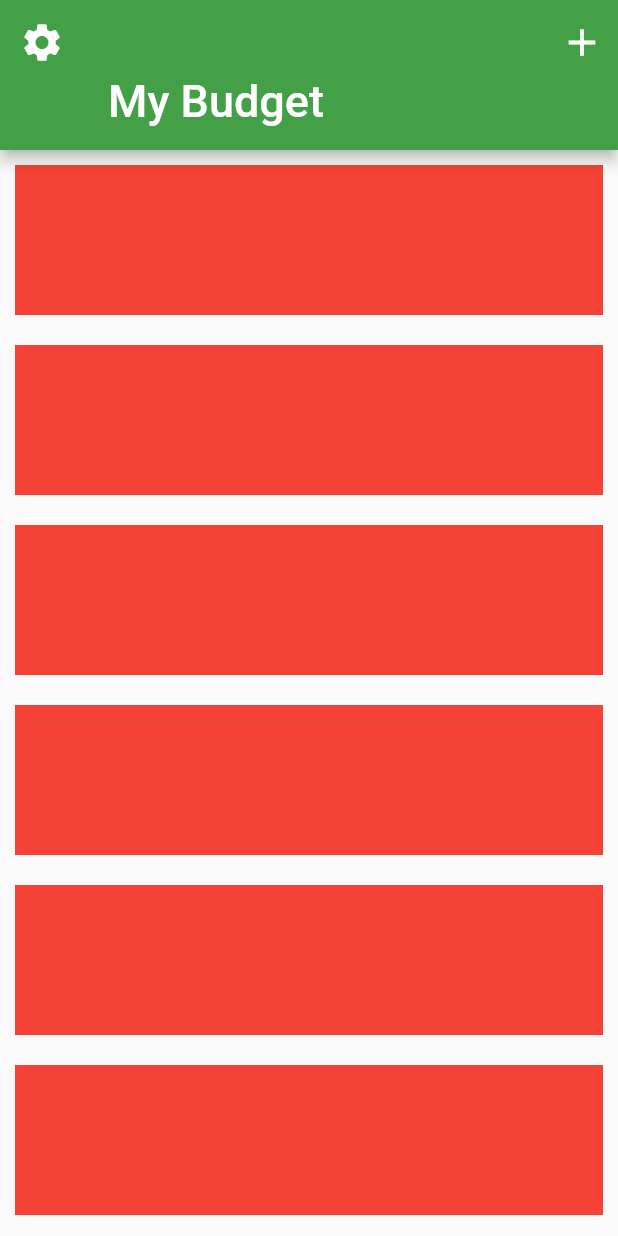
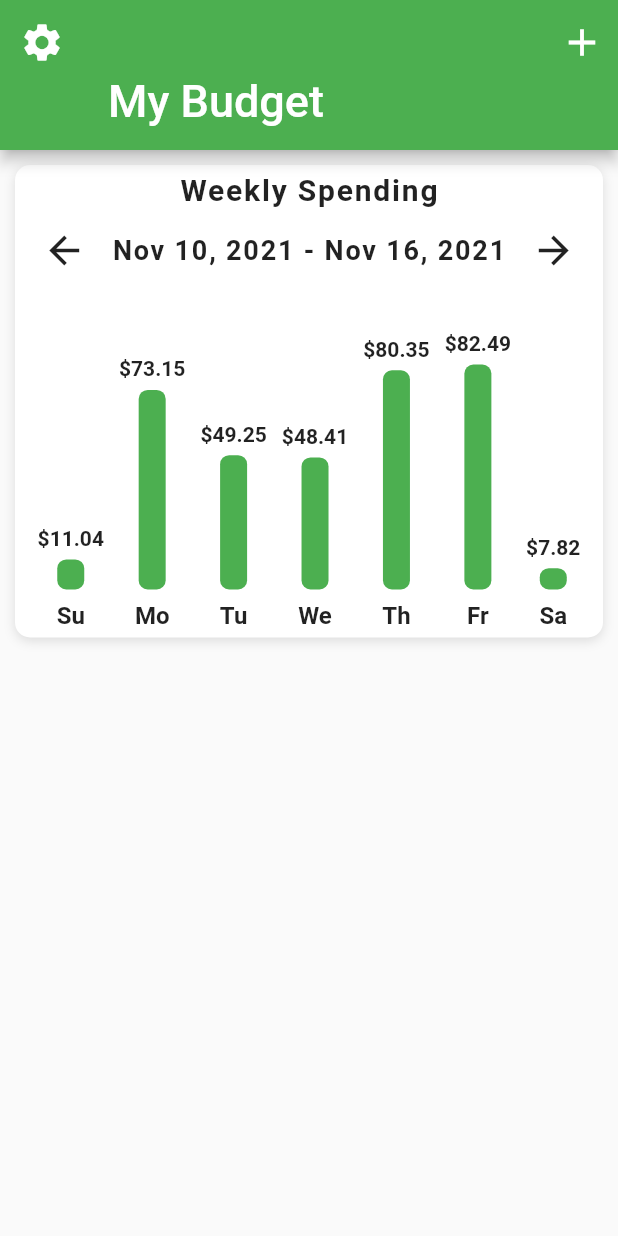
Before and after one commit to roktim32/My-Budget-App, a Flutter app: the screen it shows after launch, on a phone screen of 412 x 824 dp. Run offline on Flutter 3.47's test engine with Material 2 defaults, Android fonts, the phone set to English and light mode, and no system bars.

Commit message:
barchart made

```diff
--- a/lib/main.dart
+++ b/lib/main.dart
@@ -13,7 +13,7 @@ class MyApp extends StatelessWidget {
       title: 'Budget UI',
       debugShowCheckedModeBanner: false,
       theme: ThemeData(
-        primaryColor: Colors.green.shade600,
+        primaryColor: Colors.green,
         visualDensity: VisualDensity.adaptivePlatformDensity,
       ),
       home: HomeScreen(),
--- a/lib/screens/home_screen.dart
+++ b/lib/screens/home_screen.dart
@@ -1,4 +1,6 @@
 import 'package:flutter/material.dart';
+import 'package:flutter_budget_ui/data/data.dart';
+import 'package:flutter_budget_ui/widgets/bar_chart.dart';
 
 class HomeScreen extends StatefulWidget {
   @override
@@ -14,6 +16,7 @@ class _HomeScreenState extends State<HomeScreen> {
           SliverAppBar(
             forceElevated: true,
             floating: true,
+            // pinned: true,
             expandedHeight: 100.0,
             leading: IconButton(
               icon: Icon(Icons.settings),
@@ -36,11 +39,21 @@ class _HomeScreenState extends State<HomeScreen> {
               (BuildContext context, int index) {
                 return Container(
                   margin: EdgeInsets.all(10.0),
-                  height: 100.0,
-                  color: Colors.red,
+                  decoration: BoxDecoration(
+                    color: Colors.white,
+                    boxShadow: [
+                      BoxShadow(
+                        color: Colors.black12,
+                        offset: Offset(0, 2),
+                        blurRadius: 6.0,
+                      ),
+                    ],
+                    borderRadius: BorderRadius.circular(10.0),
+                  ),
+                  child: BarChart(weeklySpending),
                 );
               },
-              childCount: 10,
+              childCount: 1,
             ),
           )
         ],
--- /dev/null
+++ b/lib/widgets/bar_chart.dart
@@ -0,0 +1,142 @@
+import 'package:flutter/material.dart';
+
+class BarChart extends StatelessWidget {
+  late final List<double>? expenses;
+
+  BarChart(this.expenses);
+
+  @override
+  Widget build(BuildContext context) {
+    double mostExpensive = 0;
+    expenses!.forEach((double price) {
+      if (price > mostExpensive) {
+        mostExpensive = price;
+      }
+    });
+
+    return Padding(
+      padding: EdgeInsets.all(5.0),
+      child: Column(
+        children: <Widget>[
+          Text(
+            "Weekly Spending",
+            style: TextStyle(
+              fontSize: 20.0,
+              fontWeight: FontWeight.bold,
+              letterSpacing: 1.2,
+            ),
+          ),
+          SizedBox(
+            height: 5.0,
+          ),
+          Row(
+            mainAxisAlignment: MainAxisAlignment.spaceAround,
+            children: <Widget>[
+              IconButton(
+                onPressed: () {},
+                icon: Icon(Icons.arrow_back),
+                iconSize: 30.0,
+              ),
+              Text(
+                "Nov 10, 2021 - Nov 16, 2021",
+                style: TextStyle(
+                  fontSize: 18.0,
+                  fontWeight: FontWeight.w600,
+                  letterSpacing: 1.2,
+                ),
+              ),
+              IconButton(
+                onPressed: () {},
+                icon: Icon(Icons.arrow_forward),
+                iconSize: 30.0,
+              ),
+            ],
+          ),
+          SizedBox(
+            height: 30.0,
+          ),
+          Row(
+            mainAxisAlignment: MainAxisAlignment.spaceEvenly,
+            crossAxisAlignment: CrossAxisAlignment.end,
+            children: <Widget>[
+              Bar(
+                label: 'Su',
+                amountSpent: expenses![0],
+                mostExpensive: mostExpensive,
+              ),
+              Bar(
+                label: 'Mo',
+                amountSpent: expenses![1],
+                mostExpensive: mostExpensive,
+              ),
+              Bar(
+                label: 'Tu',
+                amountSpent: expenses![2],
+                mostExpensive: mostExpensive,
+              ),
+              Bar(
+                label: 'We',
+                amountSpent: expenses![3],
+                mostExpensive: mostExpensive,
+              ),
+              Bar(
+                label: 'Th',
+                amountSpent: expenses![4],
+                mostExpensive: mostExpensive,
+              ),
+              Bar(
+                label: 'Fr',
+                amountSpent: expenses![5],
+                mostExpensive: mostExpensive,
+              ),
+              Bar(
+                label: 'Sa',
+                amountSpent: expenses![6],
+                mostExpensive: mostExpensive,
+              ),
+            ],
+          )
+        ],
+      ),
+    );
+  }
+}
+
+class Bar extends StatelessWidget {
+  late final String? label;
+  late final double? amountSpent;
+  late final double? mostExpensive;
+  late final double? maxBarHeight = 150.0;
+
+  Bar({this.label, this.amountSpent, this.mostExpensive});
+  @override
+  Widget build(BuildContext context) {
+    final barHeight = amountSpent! / mostExpensive! * maxBarHeight!;
+    return Column(
+      children: <Widget>[
+        Text(
+          '\$${amountSpent!.toStringAsFixed(2)}',
+          style: TextStyle(fontWeight: FontWeight.w600),
+        ),
+        SizedBox(
+          height: 6.0,
+        ),
+        Container(
+          height: barHeight,
+          width: 18.0,
+          decoration: BoxDecoration(
+            color: Theme.of(context).primaryColor,
+            borderRadius: BorderRadius.circular(6.0),
+          ),
+        ),
+        SizedBox(
+          height: 8.0,
+        ),
+        Text(
+          "$label",
+          style: TextStyle(fontSize: 16.0, fontWeight: FontWeight.w600),
+        ),
+      ],
+    );
+  }
+}
```
